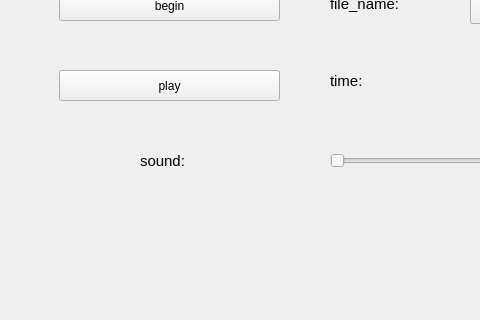
The window that qt/t507/voice.ui (jizizihe/baijie_demo) describes before a commit, drawn with Qt 5; both pictures show x 0 to 480 and y 280 to 600 of the 1024 by 600 pixel window.
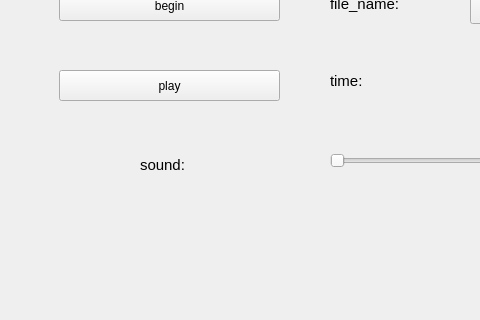
The same window after the commit.

```diff
--- a/qt/t507/voice.ui
+++ b/qt/t507/voice.ui
@@ -253,7 +253,7 @@
       <x>140</x>
       <y>430</y>
       <width>81</width>
-      <height>21</height>
+      <height>30</height>
      </rect>
     </property>
     <property name="font">
```
Left out of the diff: 2 changed lines with no effect on the pictures.
